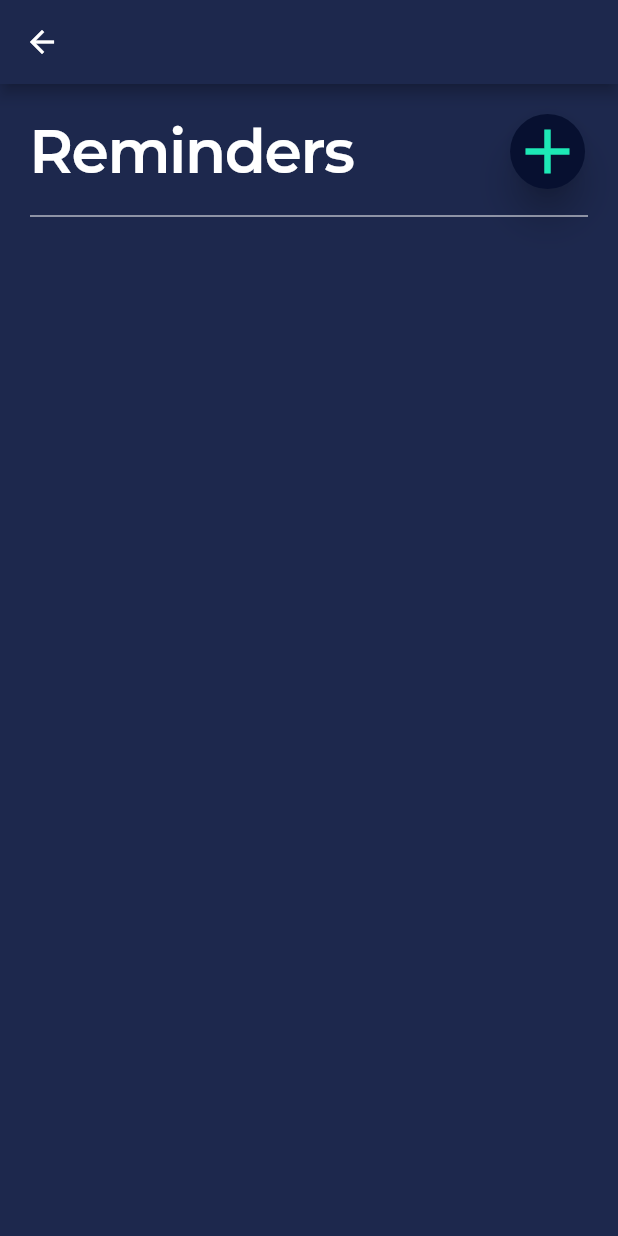
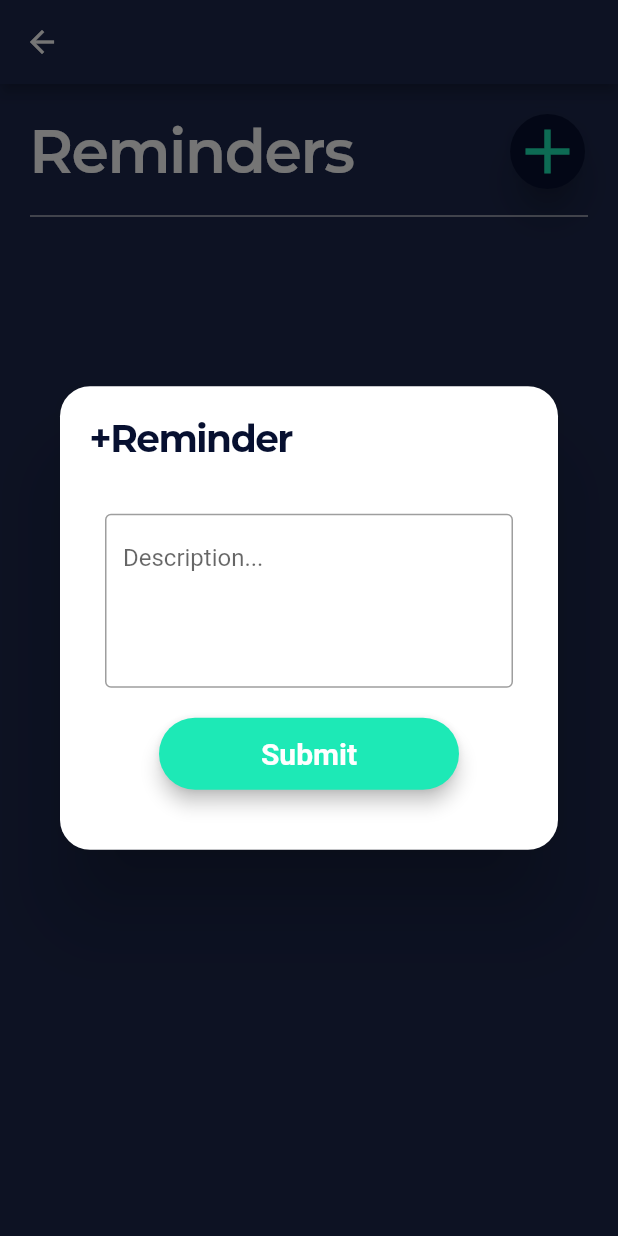
Before and after one commit to MisterJoz/Productivist, a Flutter app: the RemindersPage screen opened directly, after a tap on the "add" icon, on a phone screen of 412 x 824 dp. Run offline on Flutter 3.47's test engine with Material 2 defaults, Android fonts, the phone set to English and light mode, and no system bars; our stand-ins replace table_calendar; Roboto replaces fonts that are missing (Montserrat); project files that could hold a hidden picture were left out.

Commit message:
added showDialog to reminders add button

```diff
--- a/lib/main.dart
+++ b/lib/main.dart
@@ -1,6 +1,9 @@
 import 'package:flutter/material.dart';
 import 'package:productivist/screens/signup_page.dart';
 import 'screens/welcome_page.dart';
+
+// Server name
+//https://sheltered-basin-61980.herokuapp.com/
 
 void main() => runApp(MyApp());
 
--- a/lib/screens/reminder_page.dart
+++ b/lib/screens/reminder_page.dart
@@ -6,6 +6,8 @@ class RemindersPage extends StatefulWidget {
 }
 
 class _RemindersPageState extends State<RemindersPage> {
+  TextEditingController reminderCtrl = TextEditingController();
+
   @override
   Widget build(BuildContext context) {
     return Scaffold(
@@ -15,12 +17,10 @@ class _RemindersPageState extends State<RemindersPage> {
       backgroundColor: Color(0xFF1d284d),
       body: ListView(
         children: <Widget>[
-
           // Title row with add button [EDIT TO ADD NEW REMINDER]
           Padding(
             padding: EdgeInsets.fromLTRB(20, 20, 0, 10),
-            child: Row(
-              children: <Widget>[
+            child: Row(children: <Widget>[
               Text(
                 "Reminders",
                 style: TextStyle(
@@ -29,7 +29,6 @@ class _RemindersPageState extends State<RemindersPage> {
                     fontFamily: "Montserrat-SemiBold",
                     letterSpacing: -1),
               ),
-
               Padding(
                 padding: EdgeInsets.fromLTRB(85, 0, 0, 0),
                 child: RawMaterialButton(
@@ -41,12 +40,75 @@ class _RemindersPageState extends State<RemindersPage> {
                     size: 50,
                     color: Colors.tealAccent[400],
                   ),
-                    onPressed: () {},
+                  onPressed: () {
+                    //showDialog goes here
+                    showDialog(
+                      context: context,
+                      builder: (BuildContext context) {
+                        return Dialog(
+                          shape: RoundedRectangleBorder(
+                              borderRadius: BorderRadius.circular(20.0)),
+                          child: Column(
+                            mainAxisSize: MainAxisSize.min,
+                            children: <Widget>[
+                              Container(
+                                width: MediaQuery.of(context).size.width,
+                                child: Padding(
+                                  padding: EdgeInsets.fromLTRB(20, 20, 0, 15),
+                                  child: Text(
+                                    "+Reminder",
+                                    style: TextStyle(
+                                      color: Color(0xFF071030),
+                                      fontFamily: 'Montserrat-Bold',
+                                      fontSize: 25,
+                                      letterSpacing: -1,
                                     ),
                                   ),
-
-              ]
                                 ),
+                              ),
+                              Padding(
+                                padding: EdgeInsets.fromLTRB(30, 20, 30, 20),
+                                child: Container(
+                                  child: TextField(
+                                    controller: reminderCtrl,
+                                    maxLines: 4,
+                                    decoration: InputDecoration(
+                                      hintText: 'Description...',
+                                      border: OutlineInputBorder(),
+                                    ),
+                                  ),
+                                ),
+                              ),
+                              Padding(
+                                  padding: const EdgeInsets.only(bottom: 40),
+                                  child: Material(
+                                    elevation: 5.0,
+                                    borderRadius: BorderRadius.circular(30.0),
+                                    color: Colors.tealAccent[400],
+                                    child: MaterialButton(
+                                      minWidth: 200,
+                                      padding: EdgeInsets.fromLTRB(
+                                          40, 5, 40, 5),
+                                      onPressed: () {},
+                                      child: Text("Submit",
+                                          textAlign: TextAlign.center,
+                                          style: TextStyle(
+                                                  fontFamily: 'Montserrat',
+                                                  fontSize: 20)
+                                              .copyWith(
+                                                  color: Colors.white,
+                                                  fontWeight: FontWeight.bold)),
+                                    ),
+                                  )),
+                            ],
+                          ),
+                        );
+                      },
+                    );
+                  },
+                ),
+              ),
+            ]),
           ),
 
           Padding(
@@ -57,7 +119,6 @@ class _RemindersPageState extends State<RemindersPage> {
           //////////////////////////////////////////////
           /* Reminder list tile design is needed here */
           //////////////////////////////////////////////
-
         ],
       ),
     );
```
Lines whose indentation alone changed are shown as unchanged.
